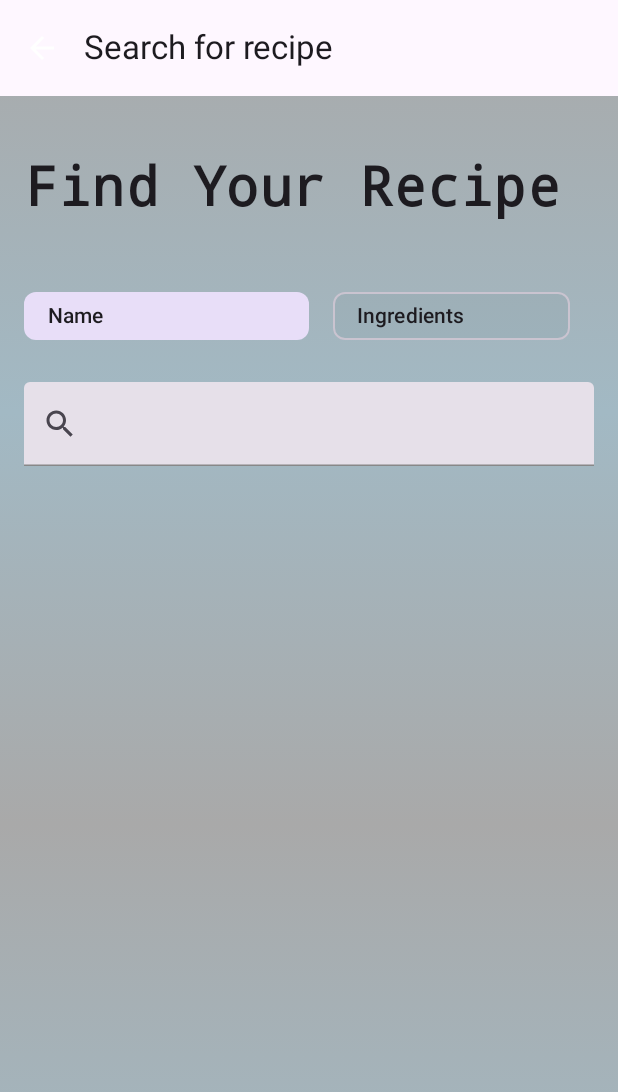
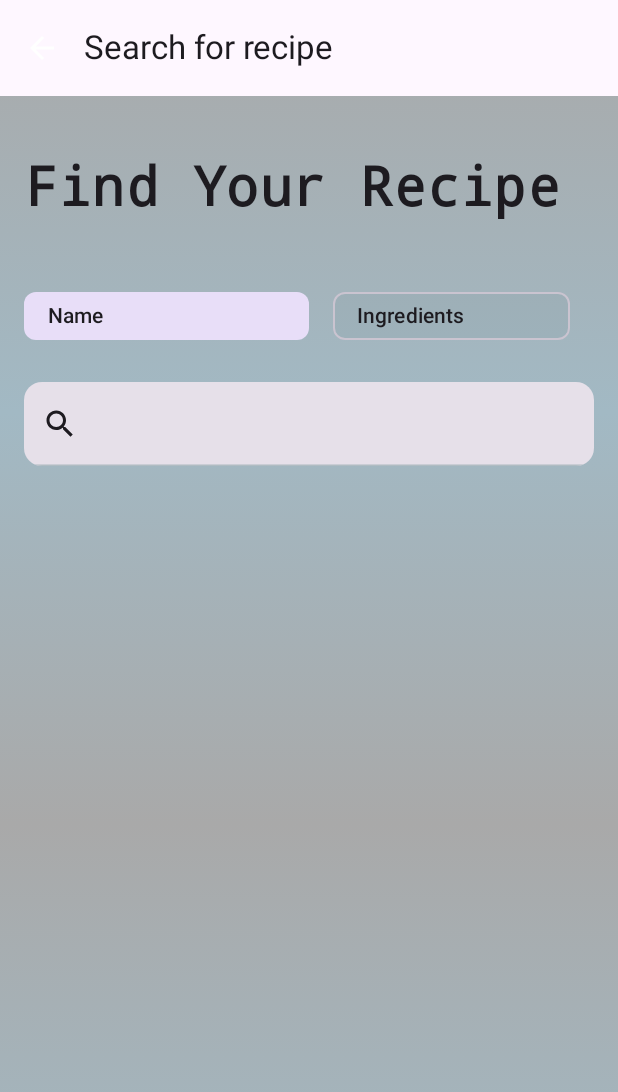
Before and after one commit to EdyWDev/HomeBarInCompose, an Android app built with Jetpack Compose: the SearchActivity screen opened directly, with no data from a screen before it, on a phone screen of 412 x 824 dp. Shown: the top 1092 px of the screen. Run offline under Robolectric (Android 15) with nearby library versions, the phone set to English and light mode, and no system bars; our stand-ins replace Dagger/Hilt's generated code; network calls fail; pictures from the network do not load.

Commit message:
changed search button Color

```diff
--- a/app/src/main/java/com/example/homebarincompose/recipesearch/ui/SearchActivity.kt
+++ b/app/src/main/java/com/example/homebarincompose/recipesearch/ui/SearchActivity.kt
@@ -218,12 +218,13 @@ fun SearchScreen(
                 singleLine = true,
                 modifier = Modifier
                     .fillMaxWidth()
-                    .padding(horizontal = 16.dp),
-                //    .clip(MaterialTheme.shapes.medium),
+                    .padding(horizontal = 16.dp)
+                    .clip(MaterialTheme.shapes.medium),
                 leadingIcon = {
                     Icon(
                         imageVector = Icons.Default.Search,
-                        contentDescription = null
+                        contentDescription = "Search",
+                        tint = MaterialTheme.colorScheme.onSurface
                     )
                 },
                 keyboardActions = KeyboardActions(onDone =
@@ -231,11 +232,18 @@ fun SearchScreen(
                     onDoneKeyboard(text)
                 }
                 ),
-                colors = TextFieldDefaults.textFieldColors(
-                    focusedIndicatorColor = Color.Blue,
-                    unfocusedIndicatorColor = Color.Gray,
-                    focusedLabelColor = Color.Blue,
-                    unfocusedLabelColor = Color.Gray
+                colors = TextFieldDefaults.colors(
+                    disabledTextColor = MaterialTheme.colorScheme.onBackground,
+                    focusedTextColor = MaterialTheme.colorScheme.onBackground,
+                    unfocusedTextColor = MaterialTheme.colorScheme.onBackground,
+                    cursorColor = MaterialTheme.colorScheme.primary,
+                    focusedIndicatorColor = Color(0xFF6A7D88),
+                    unfocusedIndicatorColor = Color(0xFFB0BCC2),
+                    focusedLabelColor = Color(0xFF6A7D88),
+                    unfocusedLabelColor = Color(0xFFB0BCC2),
+                    disabledPlaceholderColor = Color.Gray,
+                    disabledLeadingIconColor = MaterialTheme.colorScheme.onSurface,
+                    disabledTrailingIconColor = MaterialTheme.colorScheme.onSurface
                 )
             )
             state.drinksList.forEach { item ->
```
